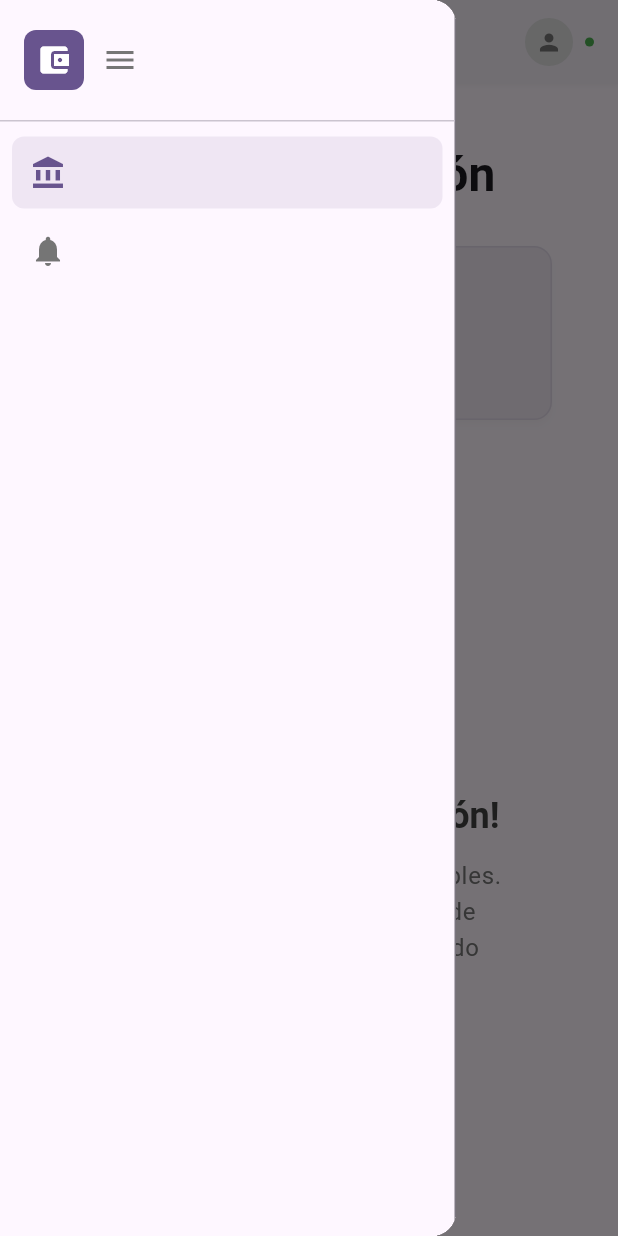
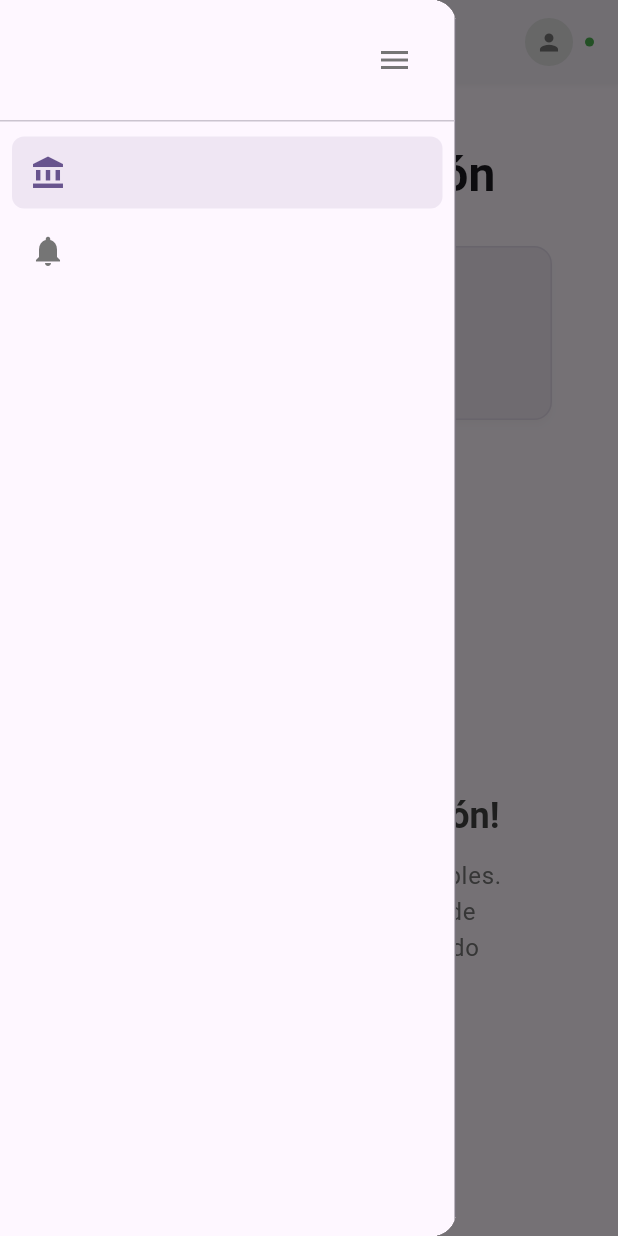
Before and after one commit to jsantand1/test_fund_managment, a Flutter app: the screen it shows after launch, after a tap on the "menu" icon, after a tap on the "menu open" icon, on a phone screen of 412 x 824 dp. Run offline on Flutter 3.47's test engine with Material 3 defaults, Android fonts, the light colour scheme and no system bars; our stand-ins replace dartz, dio, equatable, flutter_bloc, get_it, go_router; network calls fail.

Commit message:
fix errors

```diff
--- a/lib/shared/components/sidebar_menu.dart
+++ b/lib/shared/components/sidebar_menu.dart
@@ -74,6 +74,7 @@ class _SidebarMenuState extends State<SidebarMenu> {
       padding: const EdgeInsets.symmetric(horizontal: 16),
       child: Row(
         children: [
+          if (_isExpanded) ...[
             Container(
               width: 40,
               height: 40,
@@ -87,7 +88,6 @@ class _SidebarMenuState extends State<SidebarMenu> {
                 size: 24,
               ),
             ),
-          if (_isExpanded) ...[
             const SizedBox(width: 12),
             Expanded(
               child: Column(
@@ -110,6 +110,8 @@ class _SidebarMenuState extends State<SidebarMenu> {
               ),
             ),
           ],
+          if (!_isExpanded)
+            const Spacer(), // Centra el botón cuando está colapsado
           IconButton(
             onPressed: () {
               setState(() {
```
Also changed, not shown: lib/ui/pages/funds/funds_page.dart (+6 -23 lines). Lines whose indentation alone changed are shown as unchanged.
